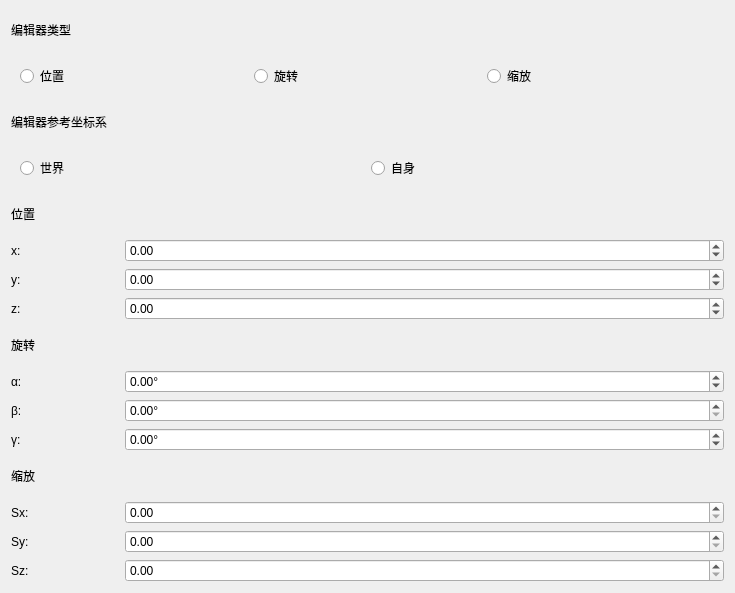
First picture: the form in ui/TransformInspector.ui, repository pitbullcty/Ray-tracing-renderer, before the edit.
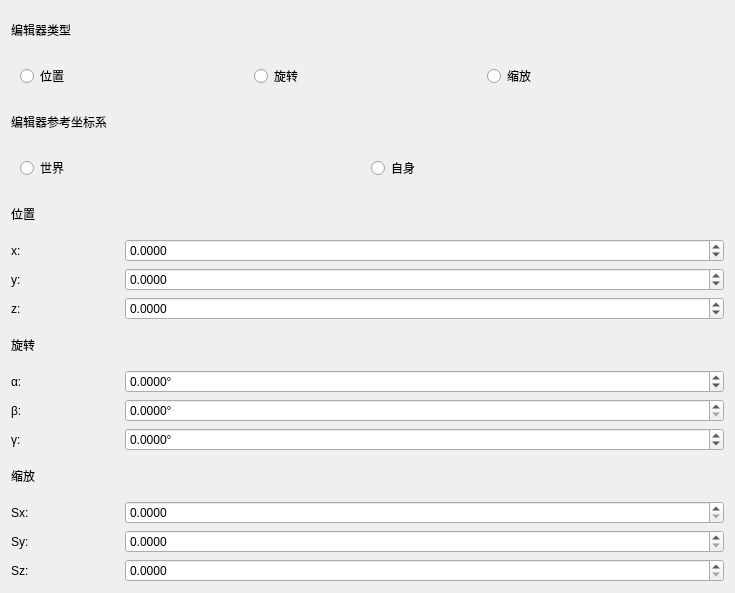
Second picture: the form after the edit.

```diff
--- a/ui/TransformInspector.ui
+++ b/ui/TransformInspector.ui
@@ -39,6 +39,9 @@
      <property name="keyboardTracking">
       <bool>false</bool>
      </property>
+     <property name="decimals">
+      <number>4</number>
+     </property>
      <property name="minimum">
       <double>-1000000000.000000000000000</double>
      </property>
@@ -130,6 +133,9 @@
      <property name="suffix">
       <string>°</string>
      </property>
+     <property name="decimals">
+      <number>4</number>
+     </property>
      <property name="minimum">
       <double>-1000000000.000000000000000</double>
      </property>
@@ -162,6 +168,9 @@
      <property name="suffix">
       <string>°</string>
      </property>
+     <property name="decimals">
+      <number>4</number>
+     </property>
      <property name="maximum">
       <double>1000000000.000000000000000</double>
      </property>
@@ -191,6 +200,9 @@
      <property name="keyboardTracking">
       <bool>false</bool>
      </property>
+     <property name="decimals">
+      <number>4</number>
+     </property>
      <property name="minimum">
       <double>0.000000000000000</double>
      </property>
@@ -217,6 +229,9 @@
      <property name="keyboardTracking">
       <bool>false</bool>
      </property>
+     <property name="decimals">
+      <number>4</number>
+     </property>
      <property name="minimum">
       <double>0.000000000000000</double>
      </property>
@@ -246,6 +261,9 @@
      <property name="keyboardTracking">
       <bool>false</bool>
      </property>
+     <property name="decimals">
+      <number>4</number>
+     </property>
      <property name="minimum">
       <double>-1000000000.000000000000000</double>
      </property>
@@ -265,6 +283,9 @@
      <property name="suffix">
       <string>°</string>
      </property>
+     <property name="decimals">
+      <number>4</number>
+     </property>
      <property name="minimum">
       <double>-1000000000.000000000000000</double>
      </property>
@@ -291,6 +312,9 @@
      <property name="keyboardTracking">
       <bool>false</bool>
      </property>
+     <property name="decimals">
+      <number>4</number>
+     </property>
      <property name="minimum">
       <double>-1000000000.000000000000000</double>
      </property>
@@ -337,6 +361,9 @@
      <property name="keyboardTracking">
       <bool>false</bool>
      </property>
+     <property name="decimals">
+      <number>4</number>
+     </property>
      <property name="minimum">
       <double>0.000000000000000</double>
      </property>
```
Left out of the diff: 2 changed lines with no effect on the pictures.
